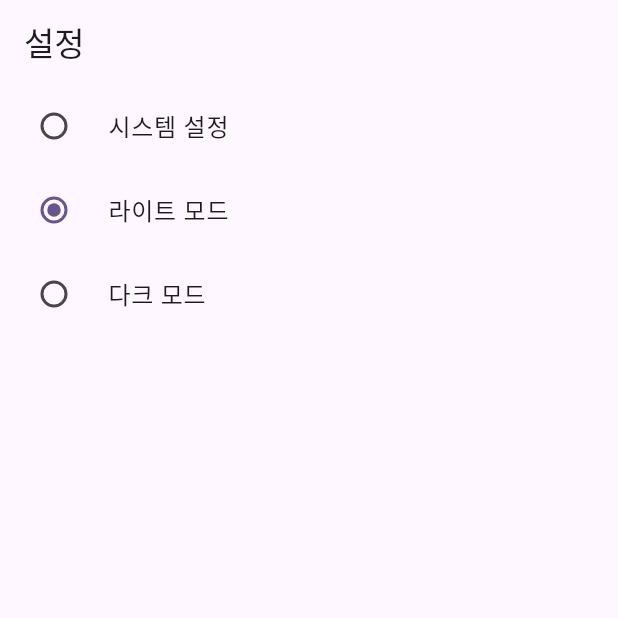
After one commit to DAAC-A00/finow, a Flutter app: the SettingsScreen screen opened by its route, after a tap on "라이트 모드", on a phone screen of 412 x 824 dp, the top half of it. The commit adds this screen. Run offline on Flutter 3.47's test engine with Material 3 defaults, Android fonts, the phone set to English and light mode, and no system bars; our stand-ins replace flutter_riverpod, go_router.

Commit message:
테마 모드 관리 기능 개선 및 라우터에 설정 화면 추가

```diff
--- /dev/null
+++ b/lib/features/settings/settings_screen.dart
@@ -0,0 +1,56 @@
+
+import 'package:flutter/material.dart';
+import 'package:flutter_riverpod/flutter_riverpod.dart';
+import 'package:finow/theme_provider.dart';
+
+class SettingsScreen extends ConsumerWidget {
+  const SettingsScreen({super.key});
+
+  @override
+  Widget build(BuildContext context, WidgetRef ref) {
+    // 현재 설정된 테마 모드를 가져옵니다.
+    final currentThemeMode = ref.watch(themeModeNotifierProvider);
+
+    return Scaffold(
+      appBar: AppBar(
+        title: const Text('설정'),
+      ),
+      body: ListView(
+        children: [
+          // 각 테마 모드 선택을 위한 라디오 버튼 리스트 타일
+          RadioListTile<ThemeMode>(
+            title: const Text('시스템 설정'),
+            value: ThemeMode.system,
+            groupValue: currentThemeMode,
+            onChanged: (ThemeMode? value) {
+              if (value != null) {
+                // 선택된 값으로 테마 변경
+                ref.read(themeModeNotifierProvider.notifier).setThemeMode(value);
+              }
+            },
+          ),
+          RadioListTile<ThemeMode>(
+            title: const Text('라이트 모드'),
+            value: ThemeMode.light,
+            groupValue: currentThemeMode,
+            onChanged: (ThemeMode? value) {
+              if (value != null) {
+                ref.read(themeModeNotifierProvider.notifier).setThemeMode(value);
+              }
+            },
+          ),
+          RadioListTile<ThemeMode>(
+            title: const Text('다크 모드'),
+            value: ThemeMode.dark,
+            groupValue: currentThemeMode,
+            onChanged: (ThemeMode? value) {
+              if (value != null) {
+                ref.read(themeModeNotifierProvider.notifier).setThemeMode(value);
+              }
+            },
+          ),
+        ],
+      ),
+    );
+  }
+}
--- a/lib/routing/app_router.dart
+++ b/lib/routing/app_router.dart
@@ -1,4 +1,5 @@
 
+import 'package:finow/features/settings/settings_screen.dart';
 import 'package:flutter/material.dart';
 import 'package:flutter_riverpod/flutter_riverpod.dart';
 import 'package:go_router/go_router.dart';
@@ -53,10 +54,16 @@ GoRoute _buildRoute(Menu menu, {required bool isTopLevel}) {
     path: menu.path,
     pageBuilder: (context, state) {
       Widget screen;
-      if (menu.path == '/menu') {
-        screen = const MenuScreen();
-      } else {
-        screen = PlaceholderScreen(title: menu.name, showBackButton: isTopLevel);
+      // 메뉴 경로에 따라 적절한 화면을 매핑
+      switch (menu.path) {
+        case '/menu':
+          screen = const MenuScreen();
+          break;
+        case '/settings':
+          screen = const SettingsScreen();
+          break;
+        default:
+          screen = PlaceholderScreen(title: menu.name, showBackButton: isTopLevel);
       }
 
       return buildPageWithCustomTransition(
--- a/lib/theme_provider.dart
+++ b/lib/theme_provider.dart
@@ -1,17 +1,20 @@
 
 import 'package:flutter/material.dart';
-import 'package:riverpod_annotation/riverpod_annotation.dart';
+import 'package:flutter_riverpod/flutter_riverpod.dart';
 
-part 'theme_provider.g.dart';
+// ThemeModeNotifierProvider는 ThemeModeNotifier를 제공하는 Provider입니다.
+// 사용자가 선택한 테마 모드(System, Light, Dark)를 관리합니다.
+final themeModeNotifierProvider = NotifierProvider<ThemeModeNotifier, ThemeMode>(ThemeModeNotifier.new);
 
-@riverpod
-class ThemeModeNotifier extends _$ThemeModeNotifier {
+class ThemeModeNotifier extends Notifier<ThemeMode> {
   @override
   ThemeMode build() {
+    // 앱의 초기 테마 모드를 시스템 설정에 따르도록 설정합니다.
     return ThemeMode.system;
   }
 
-  void toggleTheme() {
-    state = state == ThemeMode.light ? ThemeMode.dark : ThemeMode.light;
+  // 사용자가 선택한 테마로 변경하는 메서드
+  void setThemeMode(ThemeMode mode) {
+    state = mode;
   }
 }
```
